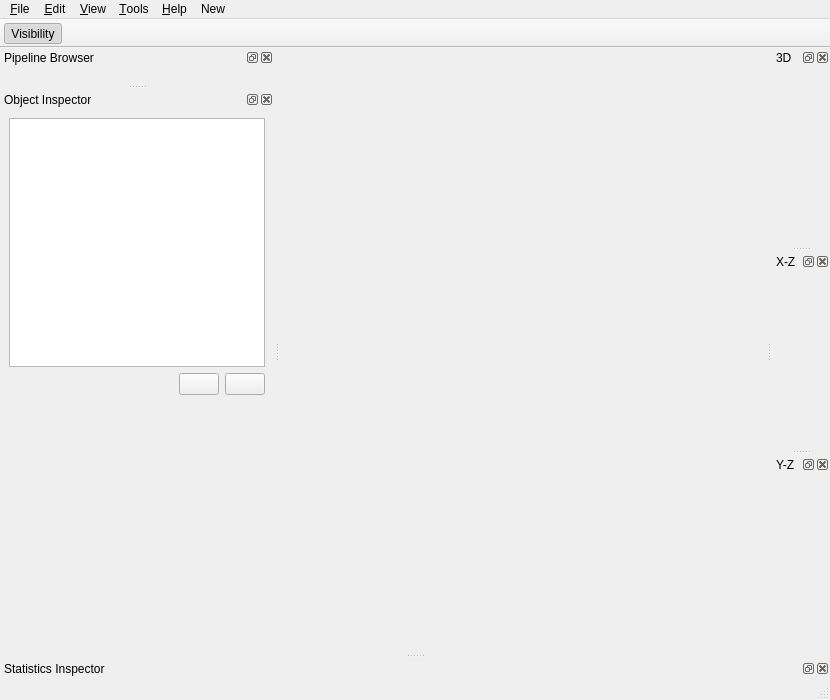
Above: frontend/espinaMainWindow.ui from FelixdelasPozas/EspINA before the change. Below: the same form after it.
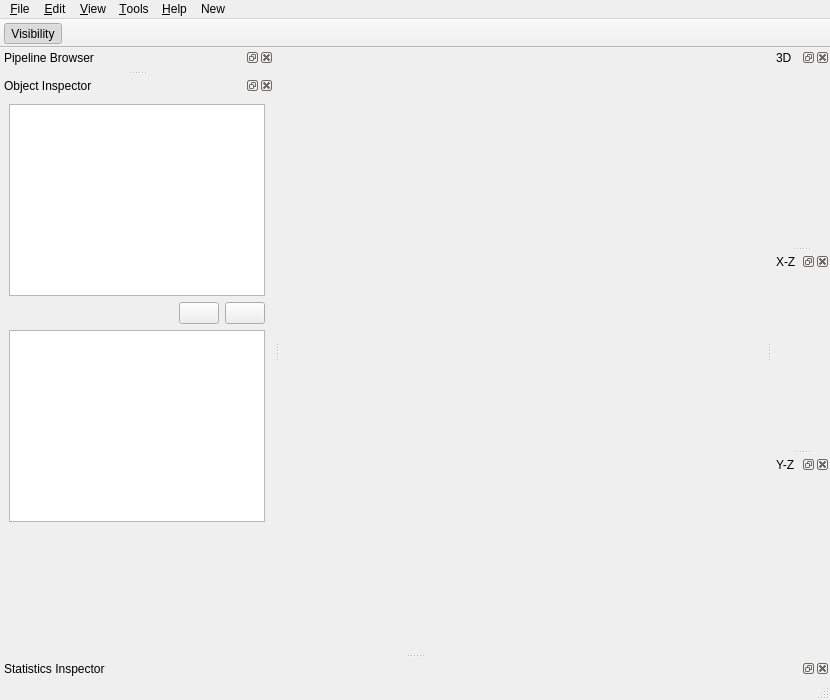
That is the form after the change. Icons and pictures are not drawn. Custom widgets are drawn as their Qt base class.

What changed in the file:
```diff
--- a/frontend/espinaMainWindow.ui
+++ b/frontend/espinaMainWindow.ui
@@ -206,6 +206,9 @@
        </item>
       </layout>
      </item>
+     <item>
+      <widget class="QListView" name="sampleView"/>
+     </item>
      <item>
       <spacer name="verticalSpacer">
        <property name="orientation">
```
Left out of the diff: 3 changed lines with no effect on the pictures.
